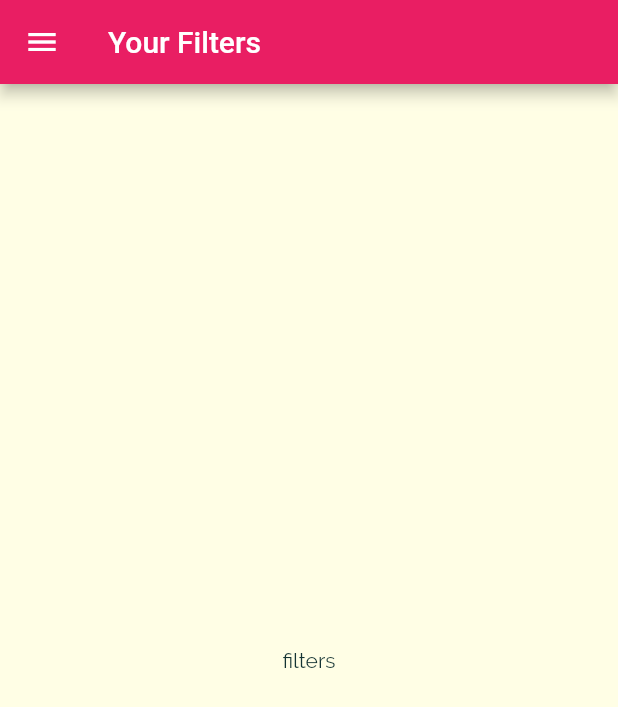
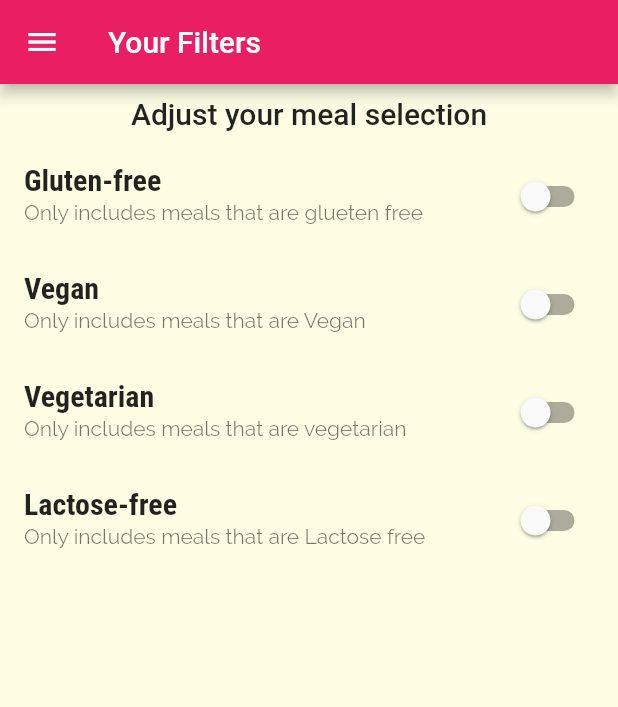
Before and after one commit to abskshrestha/DeliMealsApp, a Flutter app: the FiltersScreen screen opened by its route, on a phone screen of 412 x 824 dp. Shown: the top 707 px of the screen. Run offline on Flutter 3.47's test engine with Material 2 defaults, Android fonts, the phone set to English and light mode, and no system bars.

Commit message:
passing data and filter switches

```diff
--- a/lib/screens/filters_screen.dart
+++ b/lib/screens/filters_screen.dart
@@ -1,10 +1,33 @@
+import 'dart:ui';
+
 import 'package:flutter/material.dart';
 import 'package:flutter_complete_guide/widgets/main_drawer.dart';
 
-class FiltersScreen extends StatelessWidget {
+class FiltersScreen extends StatefulWidget {
   // const FiltersScreen({ Key? key }) : super(key: key);
 
   static const routeName = '/filters';
+
+  @override
+  State<FiltersScreen> createState() => _FiltersScreenState();
+}
+
+class _FiltersScreenState extends State<FiltersScreen> {
+  var _glutenFree = false;
+  var _vegan = false;
+  var _vegetarian = false;
+  var _lactoseFree = false;
+
+  Widget _buildSwitchListTile(String title, String description,
+      bool currentValue, Function updateValue) {
+    return SwitchListTile(
+      title: Text(title),
+      value: currentValue,
+      subtitle: Text(description),
+      onChanged: updateValue,
+    );
+  }
+
   @override
   Widget build(BuildContext context) {
     return Scaffold(
@@ -12,7 +35,64 @@ class FiltersScreen extends StatelessWidget {
         title: Text('Your Filters'),
       ),
       drawer: MainDrawer(),
-      body: Center(child: Text('filters')),
+      body: Column(
+        children: [
+          Container(
+            child: Padding(
+              padding: const EdgeInsets.all(8.0),
+              child: Text('Adjust your meal selection',
+                  style: Theme.of(context).textTheme.headline6),
+            ),
+          ),
+          Expanded(
+            child: ListView(
+              children: [
+                _buildSwitchListTile(
+                  "Gluten-free",
+                  "Only includes meals that are glueten free",
+                  _glutenFree,
+                  (newValue) {
+                    setState(() {
+                      _glutenFree = newValue;
+                    });
+                  },
+                ),
+                 _buildSwitchListTile(
+                  "Vegan",
+                  "Only includes meals that are Vegan",
+                  _vegan,
+                  (newValue) {
+                    setState(() {
+                      _vegan = newValue;
+                    });
+                  },
+                ),
+                 _buildSwitchListTile(
+                  "Vegetarian",
+                  "Only includes meals that are vegetarian",
+                  _vegetarian,
+                  (newValue) {
+                    setState(() {
+                      _vegetarian = newValue;
+                    });
+                  },
+                ),
+                 _buildSwitchListTile(
+                  "Lactose-free",
+                  "Only includes meals that are Lactose free",
+                  _lactoseFree,
+                  (newValue) {
+                    setState(() {
+                      _lactoseFree = newValue;
+                    });
+                  },
+                ),
+
+              ],
+            ),
+          )
+        ],
+      ),
     );
   }
 }
--- a/lib/screens/meal_detail_screen.dart
+++ b/lib/screens/meal_detail_screen.dart
@@ -79,7 +79,7 @@ class MealDetailScreen extends StatelessWidget {
       floatingActionButton: FloatingActionButton(
         child: Icon(Icons.delete),
         onPressed: () {
-          Navigator.of(context).pop();
+          Navigator.of(context).pop(mealId);
         },
       ),
     );
```
Also changed, not shown: lib/screens/category_meals_screen.dart (+44 -19 lines), lib/widgets/meal_item.dart (+9 -1 lines).
